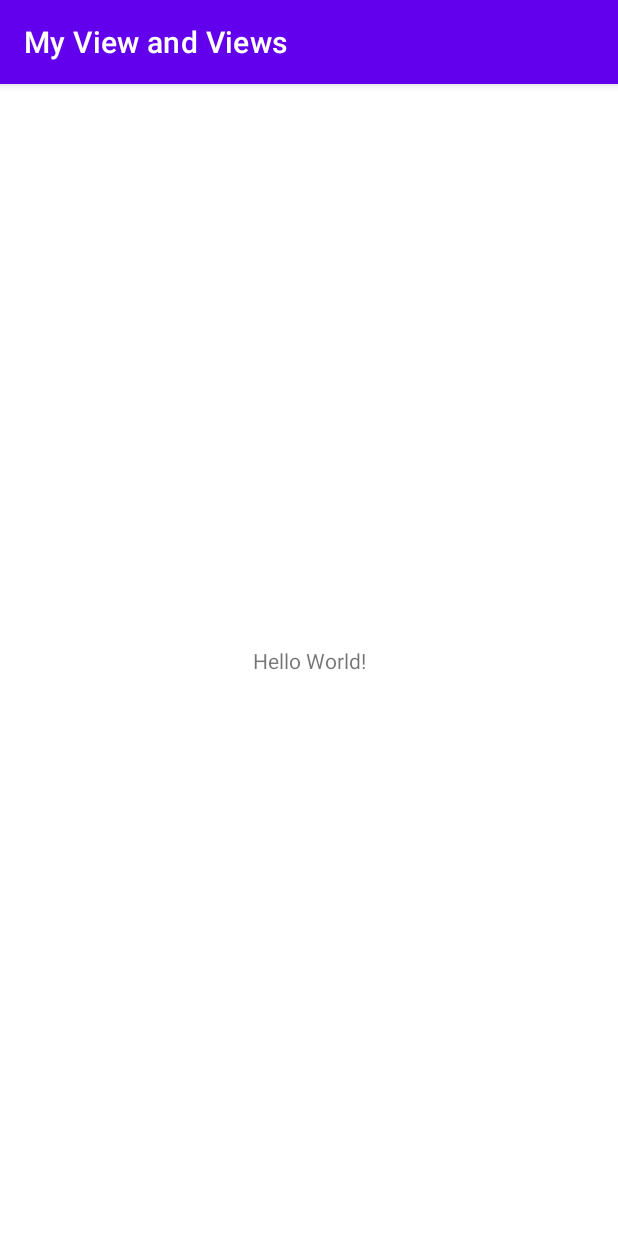
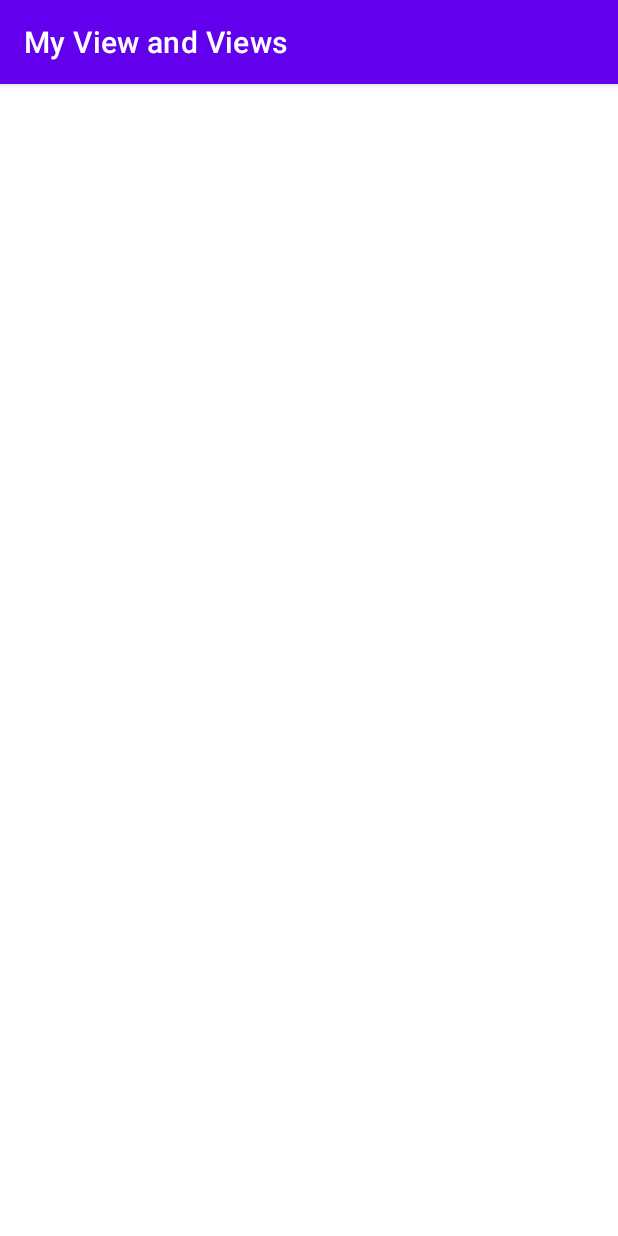
Before and after one commit to erikrios/my-view-and-views, an Android app: the screen it shows after launch (MainActivity), on a phone screen of 412 x 824 dp. Run offline under Robolectric (Android 15) with nearby library versions, the phone set to English and light mode, and no system bars.

Commit message:
Change the root layout

```diff
--- a/app/src/main/res/layout/activity_main.xml
+++ b/app/src/main/res/layout/activity_main.xml
@@ -1,18 +1,10 @@
 <?xml version="1.0" encoding="utf-8"?>
-<androidx.constraintlayout.widget.ConstraintLayout xmlns:android="http://schemas.android.com/apk/res/android"
-    xmlns:app="http://schemas.android.com/apk/res-auto"
+<ScrollView xmlns:android="http://schemas.android.com/apk/res/android"
     xmlns:tools="http://schemas.android.com/tools"
+    android:id="@+id/activity_main"
     android:layout_width="match_parent"
     android:layout_height="match_parent"
+    android:background="@android:color/white"
     tools:context=".MainActivity">
 
-    <TextView
-        android:layout_width="wrap_content"
-        android:layout_height="wrap_content"
-        android:text="Hello World!"
-        app:layout_constraintBottom_toBottomOf="parent"
-        app:layout_constraintLeft_toLeftOf="parent"
-        app:layout_constraintRight_toRightOf="parent"
-        app:layout_constraintTop_toTopOf="parent" />
-
-</androidx.constraintlayout.widget.ConstraintLayout>
+</ScrollView>
```
